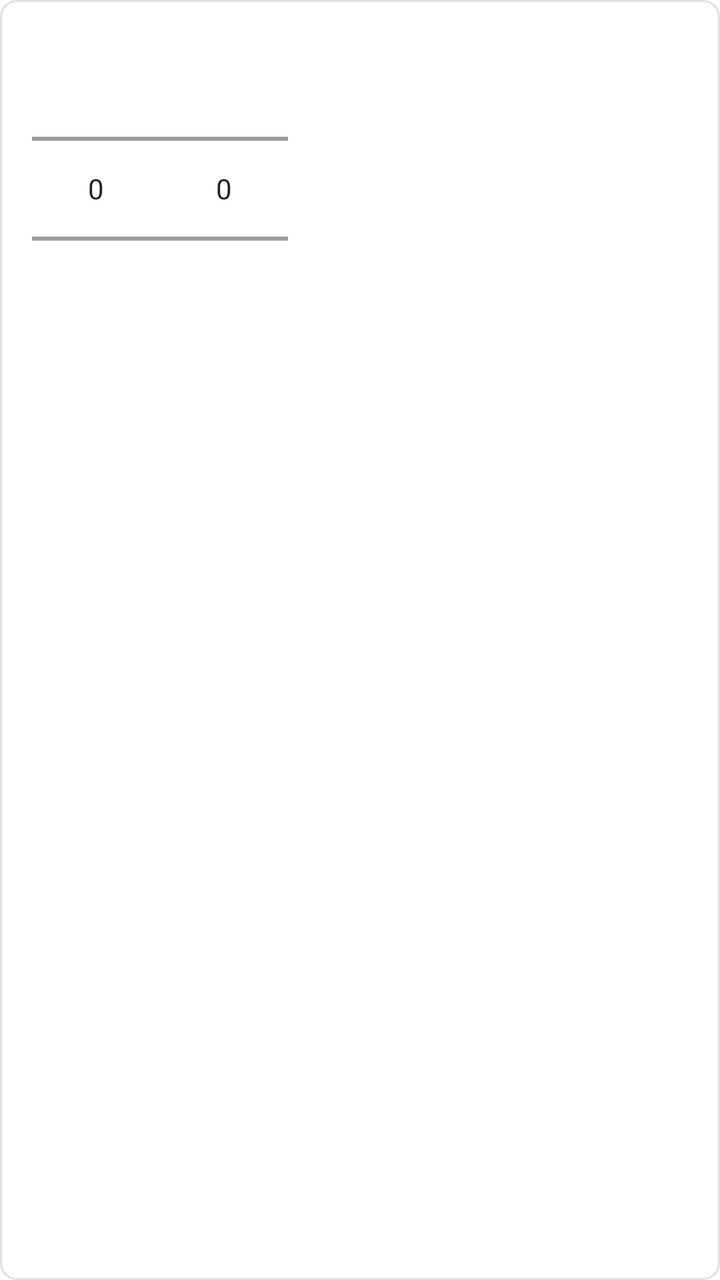
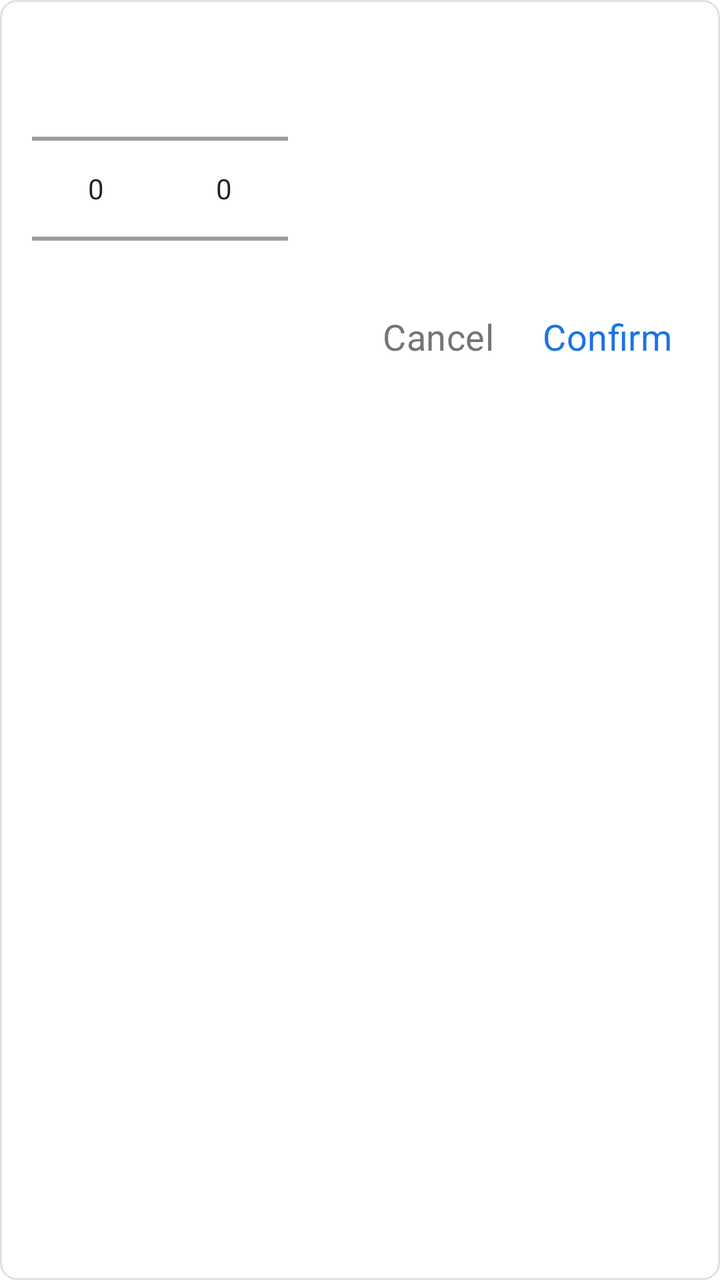

Screens rendered from an Android XML layout before and after an edit, with the pre-edit source and the edit as a unified diff.
<!-- AndroidManifest.xml: application theme Theme.JustNow -->
<!-- res/layout/popup_time_picker.xml -->
<?xml version="1.0" encoding="utf-8"?>
<LinearLayout xmlns:android="http://schemas.android.com/apk/res/android"
    android:layout_width="wrap_content"
    android:layout_height="wrap_content"
    android:orientation="vertical"
    android:paddingStart="16dp"
    android:paddingEnd="16dp"
    android:paddingTop="12dp"
    android:paddingBottom="12dp"
    android:background="@drawable/bg_popup_time_picker">

    
    <TextView
        android:id="@+id/tv_popup_title"
        android:layout_width="wrap_content"
        android:layout_height="wrap_content"
        android:paddingBottom="8dp"
        android:textAppearance="@style/TextAppearance.JustNow.Dialog.Body" />

    
    <LinearLayout
        android:layout_width="wrap_content"
        android:layout_height="wrap_content"
        android:orientation="horizontal"
        android:gravity="center">

        <NumberPicker
            android:id="@+id/np_hour"
            android:layout_width="wrap_content"
            android:layout_height="100dp" />

        <NumberPicker
            android:id="@+id/np_minute"
            android:layout_width="wrap_content"
            android:layout_height="100dp" />

    </LinearLayout>

    
    <LinearLayout
        android:layout_width="match_parent"
        android:layout_height="wrap_content"
        android:orientation="horizontal"
        android:gravity="end">

        <Button
            android:id="@+id/btn_popup_cancel"
            style="@style/Widget.JustNow.Dialog.Button.Secondary"
            android:text="@string/s_cancel" />

        <Button
            android:id="@+id/btn_popup_confirm"
            style="@style/Widget.JustNow.Dialog.Button"
            android:text="@string/s_confirm" />

    </LinearLayout>

</LinearLayout>
<!-- resources referenced by this layout -->
<resources>
  <!-- drawable bg_popup_time_picker (drawable) -->
  <?xml version="1.0" encoding="utf-8"?>
  <shape xmlns:android="http://schemas.android.com/apk/res/android">
      <solid android:color="@android:color/white" />
      <corners android:radius="8dp" />
      <stroke
          android:width="1dp"
          android:color="@color/divider" />
  </shape>
  <string name="s_cancel">Cancel</string>
  <string name="s_confirm">Confirm</string>
  <style name="TextAppearance.JustNow.Dialog.Body" parent="TextAppearance.JustNow.Body">
          <item name="android:textColor">@color/text_primary</item>
      </style>
  <style name="Widget.JustNow.Dialog.Button" parent="Widget.MaterialComponents.Button.TextButton.Dialog">
          <item name="android:textAppearance">@style/TextAppearance.JustNow.Dialog.Button</item>
          <item name="android:textColor">@color/dialog_primary_action_text</item>
          <item name="textAllCaps">false</item>
      </style>
  <style name="Widget.JustNow.Dialog.Button.Secondary" parent="Widget.MaterialComponents.Button.TextButton.Dialog">
          <item name="android:textAppearance">@style/TextAppearance.JustNow.Dialog.Button.Secondary</item>
          <item name="android:textColor">@color/dialog_action_text</item>
          <item name="textAllCaps">false</item>
      </style>
  <style name="Theme.JustNow" parent="Theme.MaterialComponents.DayNight.NoActionBar">
          
          <item name="colorPrimary">@color/purple_500</item>
          <item name="colorPrimaryVariant">@color/purple_700</item>
          <item name="colorOnPrimary">@color/white</item>
          
          <item name="colorSecondary">@color/teal_200</item>
          <item name="colorSecondaryVariant">@color/teal_700</item>
          <item name="colorOnSecondary">@color/black</item>
          
          
          <item name="popupTheme">@style/ThemeOverlay.MaterialComponents.Light</item>
          <item name="alertDialogTheme">@style/ThemeOverlay.JustNow.AlertDialog</item>
      </style>
  <color name="divider">#E0E0E0</color>
  <style name="TextAppearance.JustNow.Body" parent="TextAppearance.MaterialComponents.Subtitle1">
          <item name="android:textSize">@dimen/text_size_body</item>
      </style>
  <color name="text_primary">#1A1A1A</color>
  <style name="TextAppearance.JustNow.Dialog.Button" parent="TextAppearance.JustNow.Body">
          <item name="android:textColor">@color/dialog_primary_action_text</item>
      </style>
  <style name="TextAppearance.JustNow.Dialog.Button.Secondary" parent="TextAppearance.JustNow.Body">
          <item name="android:textColor">@color/dialog_action_text</item>
      </style>
  <color name="purple_500">#FF6200EE</color>
  <color name="purple_700">#FF3700B3</color>
  <color name="white">#FFFFFFFF</color>
  <color name="teal_200">#FF03DAC5</color>
  <color name="teal_700">#FF018786</color>
  <color name="black">#FF000000</color>
  <dimen name="text_size_body">18sp</dimen>
  <style name="TextAppearance.JustNow.Dialog.Title" parent="TextAppearance.JustNow.Title">
          <item name="android:textColor">@color/text_primary</item>
      </style>
  <color name="text_secondary">#757575</color>
  <style name="TextAppearance.JustNow.Title" parent="TextAppearance.MaterialComponents.Headline6">
          <item name="android:textSize">@dimen/text_size_title</item>
      </style>
  <dimen name="text_size_title">22sp</dimen>
  <!-- unchanged entries left out for length: 1 -->
</resources>

<!-- the commit's change to res/layout/popup_time_picker.xml (unified diff, before → after) -->
@@ -46,11 +46,15 @@
         <Button
             android:id="@+id/btn_popup_cancel"
             style="@style/Widget.JustNow.Dialog.Button.Secondary"
+            android:layout_width="wrap_content"
+            android:layout_height="wrap_content"
             android:text="@string/s_cancel" />
 
         <Button
             android:id="@+id/btn_popup_confirm"
             style="@style/Widget.JustNow.Dialog.Button"
+            android:layout_width="wrap_content"
+            android:layout_height="wrap_content"
             android:text="@string/s_confirm" />
 
     </LinearLayout>
